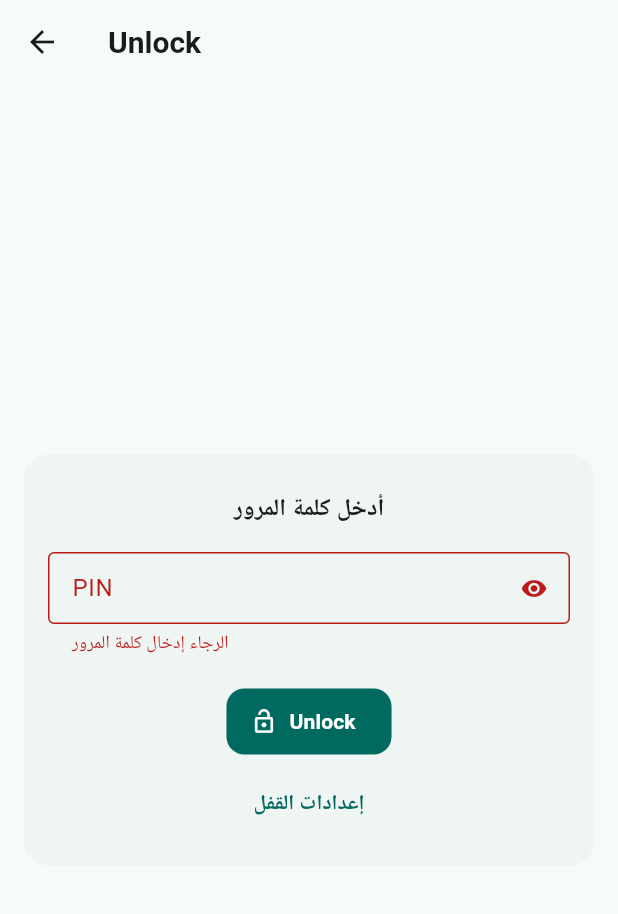
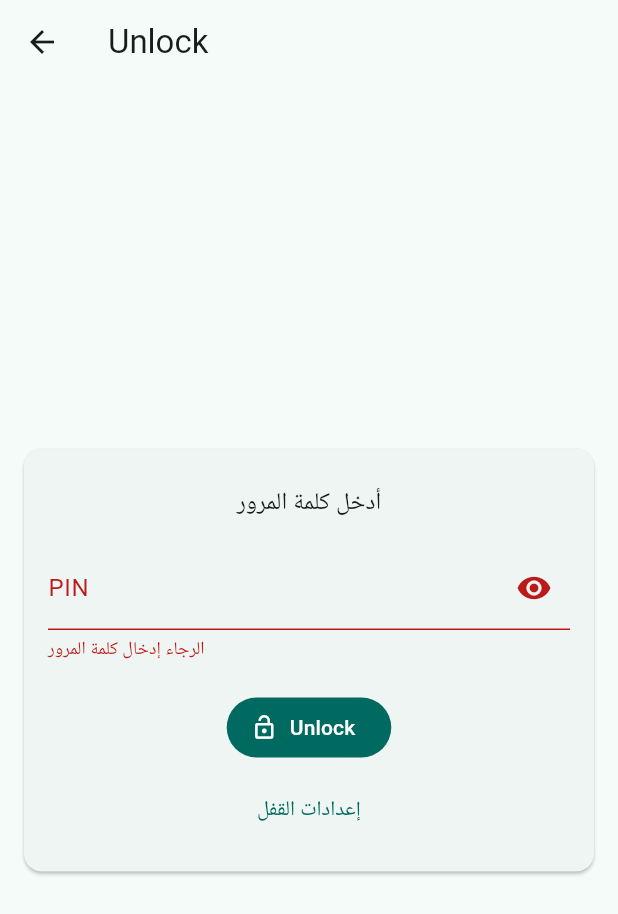
Before and after one commit to mustphache/admiral_tablet_a, a Flutter app: the screen it shows after launch, after a tap on "Unlock", on a phone screen of 412 x 824 dp. Shown: the top 914 px of the screen. Run offline on Flutter 3.47's test engine with Material 3 defaults, Android fonts, the phone set to English and light mode, and no system bars; our stand-ins replace pdf, shared_preferences.

Commit message:
[auto] sync: 2025-10-14 14:42:55

```diff
--- a/lib/main.dart
+++ b/lib/main.dart
@@ -1,91 +1,44 @@
 import 'package:flutter/material.dart';
 import 'package:flutter_localizations/flutter_localizations.dart';
-import 'package:provider/provider.dart';
-import 'package:admiral_tablet_a/state/controllers/wallet_controller.dart';
-import 'package:admiral_tablet_a/l10n/generated/app_localizations.dart';
-import 'package:admiral_tablet_a/ui/theme/app_theme.dart';
-import 'package:admiral_tablet_a/ui/theme/theme_controller.dart';
-import 'package:admiral_tablet_a/ui/app_routes.dart';
 
-// ✅ تحميل حالة اليوم قبل بناء الواجهة
-import 'package:admiral_tablet_a/core/session/index.dart';
+import 'ui/app_routes.dart';
+import 'l10n/generated/app_localizations.dart';
 
-// ✅ تهيئة خدمة المحفظة (repo + service)
-import 'package:admiral_tablet_a/state/services/init_wallet.dart';
-
-Future main() async {
+void main() async {
   WidgetsFlutterBinding.ensureInitialized();
-
-  // ✅ التهيئة الضرورية للمحفظة
-  Services.I.init();
-
-  // ✅ استرجاع حالة اليوم قبل runApp
-  await DaySessionStore().load();
-
   runApp(const MyApp());
 }
 
-class MyApp extends StatefulWidget {
+class MyApp extends StatelessWidget {
   const MyApp({super.key});
-
-  /// لتغيير اللغة من أي ويدجت (يستعملها LangSwitcher)
-  static void setLocale(BuildContext context, Locale newLocale) {
-    final _MyAppState? state = context.findAncestorStateOfType<_MyAppState>();
-    state?.setLocale(newLocale);
-  }
-
-  @override
-  State<MyApp> createState() => _MyAppState();
-}
-
-class _MyAppState extends State<MyApp> {
-  /// لو تحب اعتماد لغة النظام اتركها null
-  Locale? _locale = const Locale('en');
-
-  void setLocale(Locale locale) {
-    setState(() => _locale = locale);
-  }
 
   @override
   Widget build(BuildContext context) {
-    final themeCtrl = ThemeController.instance;
+    return MaterialApp(
+      debugShowCheckedModeBanner: false,
+      title: 'Admiral Tablet',
 
-    return ValueListenableBuilder<ThemeMode>(
-      valueListenable: themeCtrl.mode,
-      builder: (_, themeMode, __) {
-        return MaterialApp(
-          title: 'ADMIRAL — Tablet A',
-          debugShowCheckedModeBanner: false,
-
-          // اللغات والترجمة
-          locale: _locale,
-          supportedLocales: AppLocalizations.supportedLocales,
+      // 🔤 الترجمة (موجودة عندك في lib/l10n/generated/)
       localizationsDelegates: const [
         AppLocalizations.delegate,
         GlobalMaterialLocalizations.delegate,
         GlobalWidgetsLocalizations.delegate,
         GlobalCupertinoLocalizations.delegate,
       ],
+      supportedLocales: AppLocalizations.supportedLocales,
 
-          // fallback لو لغة الجهاز غير مدعومة
-          localeResolutionCallback: (deviceLocale, supported) {
-            if (deviceLocale == null) return supported.first;
-            for (final l in supported) {
-              if (l.languageCode == deviceLocale.languageCode) return l;
-            }
-            return supported.first;
-          },
+      // 🎨 ثيم افتراضي بسيط (بدون الاعتماد على ملفات ثيم خاصة حتى ما يكسرش)
+      theme: ThemeData(
+        useMaterial3: true,
+        colorScheme: ColorScheme.fromSeed(seedColor: Colors.teal),
+      ),
 
-          // الثيم كما في مشروعك
-          theme: AppTheme.light(),
-          darkTheme: AppTheme.dark(),
-          themeMode: themeMode,
+      // 🧭 الراوتس
+      routes: AppRoutes.routes,
+      onGenerateRoute: AppRoutes.onGenerateRoute,
 
-          // الراوتينغ كما هو في الريبو
-          onGenerateRoute: AppRoutes.onGenerateRoute,
+      // ⛳️ يبدأ بشاشة القفل (Lock)
       initialRoute: AppRoutes.login,
-        );
-      },
     );
   }
 }
```
Lines whose indentation alone changed are shown as unchanged.
